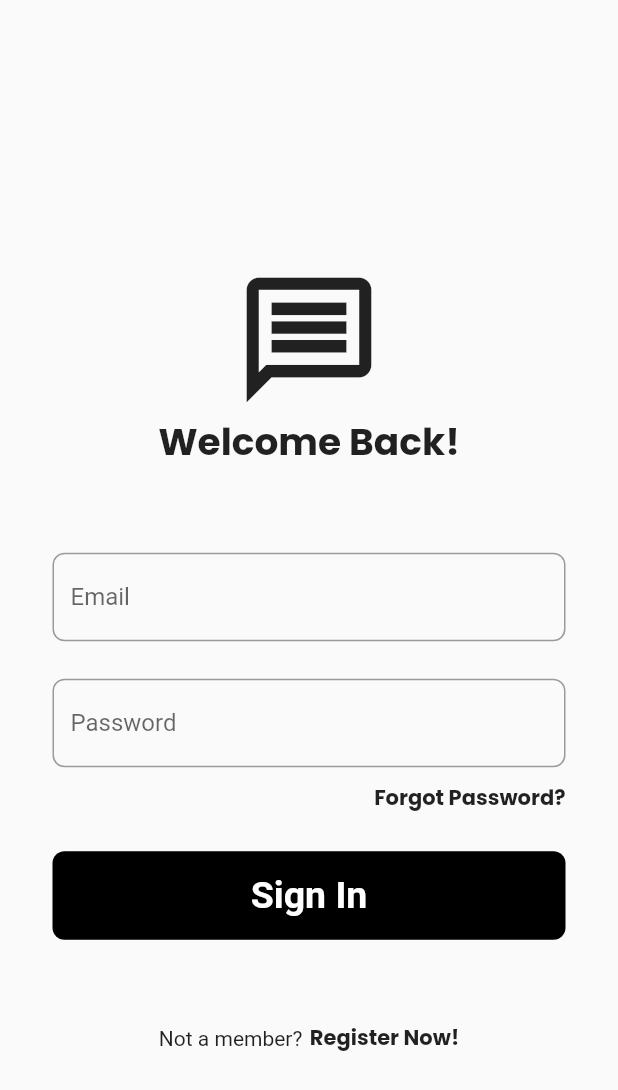
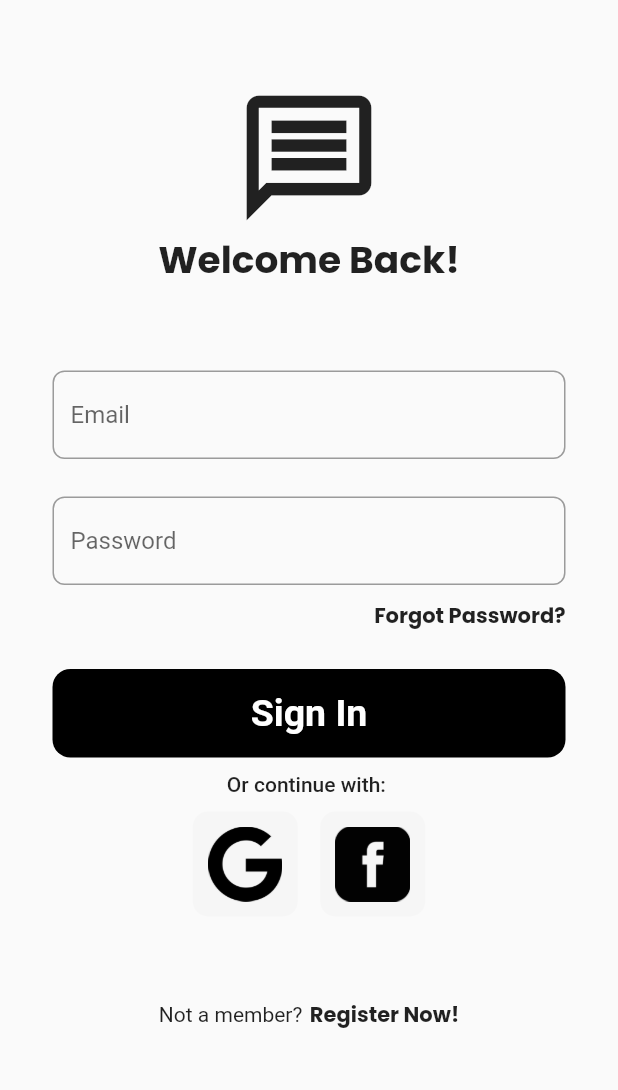
Before and after one commit to mohsenemx/damnmsg, a Flutter app: the screen it shows after launch, on a phone screen of 412 x 824 dp. Shown: the top 1090 px of the screen. Run offline on Flutter 3.47's test engine with Material 2 defaults, Android fonts, the phone set to English and light mode, and no system bars; our stand-ins replace firebase_auth, firebase_core; accounts and stored records are empty.

Commit message:
improve UI

```diff
--- a/lib/components/Buttons.dart
+++ b/lib/components/Buttons.dart
@@ -12,7 +12,7 @@ class GenericButton extends StatelessWidget {
     return Container(
       decoration: const BoxDecoration(
           color: Colors.black,
-          borderRadius: BorderRadius.all(Radius.circular(8))),
+          borderRadius: BorderRadius.all(Radius.circular(12))),
       child: GestureDetector(
         onTap: onTap,
         child: Padding(
--- /dev/null
+++ b/lib/components/ImgButton.dart
@@ -0,0 +1,32 @@
+// ignore_for_file: must_be_immutable, non_constant_identifier_names
+
+import 'package:flutter/material.dart';
+
+class ImageButton extends StatelessWidget {
+  final String ImgPath;
+  void Function()? onTap;
+  ImageButton({super.key, required this.ImgPath, required this.onTap});
+
+  @override
+  Widget build(BuildContext context) {
+    return Material(
+      child: Container(
+        decoration: BoxDecoration(
+          color: Color.fromRGBO(244, 244, 244, 0.6),
+          borderRadius: BorderRadius.circular(10),
+        ),
+        child: GestureDetector(
+          onTap: onTap,
+          child: Padding(
+            padding: const EdgeInsets.all(10),
+            child: Image.asset(
+              ImgPath,
+              height: 50,
+              width: 50,
+            ),
+          ),
+        ),
+      ),
+    );
+  }
+}
--- a/lib/pages/login.dart
+++ b/lib/pages/login.dart
@@ -1,5 +1,6 @@
 // ignore_for_file: avoid_unnecessary_containers, prefer_const_literals_to_create_immutables, prefer_const_constructors, unused_local_variable, non_constant_identifier_names
 import 'package:damnmsg/components/Buttons.dart';
+import 'package:damnmsg/components/ImgButton.dart';
 import 'package:damnmsg/components/TextBox.dart';
 import 'package:damnmsg/pages/register.dart';
 import 'package:firebase_auth/firebase_auth.dart';
@@ -43,9 +44,14 @@ class _LoginScreenState extends State<LoginScreen> {
 
   @override
   Widget build(BuildContext context) {
+    final screenSizeWidth = MediaQuery.of(context).size.width;
+    final screenSizeHeight = MediaQuery.of(context).size.height;
+    print(screenSizeHeight);
+    double BaseSpacing = (screenSizeHeight < 400) ? 0.5 : 1.0;
     return Scaffold(
       resizeToAvoidBottomInset: false,
-      body: SafeArea(
+      body: SingleChildScrollView(
+        child: SafeArea(
           child: Material(
             child: Container(
               child: Center(
@@ -55,7 +61,7 @@ class _LoginScreenState extends State<LoginScreen> {
                     mainAxisAlignment: MainAxisAlignment.center,
                     children: [
                       SizedBox(
-                      height: 55,
+                        height: 55 * BaseSpacing,
                       ),
                       Icon(Icons.message_outlined, size: 100),
                       Text(
@@ -63,29 +69,23 @@ class _LoginScreenState extends State<LoginScreen> {
                         style: TextStyle(fontSize: 25, fontFamily: 'Poppins'),
                       ),
                       SizedBox(
-                      height: 55,
+                        height: 55 * BaseSpacing,
                       ),
-                    Hero(
-                      tag: 'emailField',
-                      child: InputBox(
+                      InputBox(
                         controller: emailController,
                         hintText: 'Email',
                         obscureText: false,
                       ),
+                      SizedBox(
+                        height: 25 * BaseSpacing,
                       ),
-                    SizedBox(
-                      height: 25,
-                    ),
-                    Hero(
-                      tag: 'passwordField',
-                      child: InputBox(
+                      InputBox(
                         controller: passwordController,
                         hintText: 'Password',
                         obscureText: true,
                       ),
-                    ),
                       SizedBox(
-                      height: 10,
+                        height: 10 * BaseSpacing,
                       ),
                       Row(
                         mainAxisAlignment: MainAxisAlignment.end,
@@ -97,7 +97,7 @@ class _LoginScreenState extends State<LoginScreen> {
                         ],
                       ),
                       SizedBox(
-                      height: 25,
+                        height: 25 * BaseSpacing,
                       ),
                       GenericButton(
                         text: 'Sign In',
@@ -108,7 +108,29 @@ class _LoginScreenState extends State<LoginScreen> {
                         },
                       ),
                       SizedBox(
-                      height: 55,
+                        height: 10 * BaseSpacing,
+                      ),
+                      Text(
+                        'Or continue with: ',
+                        style: TextStyle(fontWeight: FontWeight.w500),
+                      ),
+                      SizedBox(
+                        height: 10 * BaseSpacing,
+                      ),
+                      Row(
+                        mainAxisAlignment: MainAxisAlignment.center,
+                        children: [
+                          ImageButton(
+                              ImgPath: 'assets/google.png', onTap: () {}),
+                          SizedBox(
+                            width: 15,
+                          ),
+                          ImageButton(
+                              ImgPath: 'assets/facebook.png', onTap: () {}),
+                        ],
+                      ),
+                      SizedBox(
+                        height: 55 * BaseSpacing,
                       ),
                       Row(
                         mainAxisAlignment: MainAxisAlignment.center,
@@ -130,7 +152,7 @@ class _LoginScreenState extends State<LoginScreen> {
                               'Register Now!',
                               style: TextStyle(fontFamily: 'Poppins'),
                             ),
-                        )
+                          ),
                         ],
                       )
                     ],
@@ -140,6 +162,7 @@ class _LoginScreenState extends State<LoginScreen> {
             ),
           ),
         ),
+      ),
     );
   }
 }
--- a/lib/pages/register.dart
+++ b/lib/pages/register.dart
@@ -20,7 +20,8 @@ class _LoginScreenState extends State<RegisterScreen> {
   @override
   Widget build(BuildContext context) {
     return Scaffold(
-      body: SafeArea(
+      body: SingleChildScrollView(
+        child: SafeArea(
           child: Container(
             child: Center(
               child: Padding(
@@ -93,7 +94,7 @@ class _LoginScreenState extends State<RegisterScreen> {
                           },
                           child: Text(
                             'Login Now!',
-                          style: TextStyle(fontSize: 10, fontFamily: 'Poppins'),
+                            style: TextStyle(fontFamily: 'Poppins'),
                           ),
                         )
                       ],
@@ -104,6 +105,7 @@ class _LoginScreenState extends State<RegisterScreen> {
             ),
           ),
         ),
+      ),
     );
   }
 }
--- a/pubspec.yaml
+++ b/pubspec.yaml
@@ -1,5 +1,5 @@
 name: damnmsg
-description: A new Flutter project.
+description: A UI-only Messanger that doesn't work
 # The following line prevents the package from being accidentally published to
 # pub.dev using `flutter pub publish`. This is preferred for private packages.
 publish_to: "none" # Remove this line if you wish to publish to pub.dev
@@ -16,7 +16,7 @@ publish_to: "none" # Remove this line if you wish to publish to pub.dev
 # https://developer.apple.com/library/archive/documentation/General/Reference/InfoPlistKeyReference/Articles/CoreFoundationKeys.html
 # In Windows, build-name is used as the major, minor, and patch parts
 # of the product and file versions while build-number is used as the build suffix.
-version: 1.0.0+1
+version: 1.5.0+2
 
 environment:
   sdk: ">=3.0.5 <4.0.0"
@@ -59,6 +59,8 @@ flutter:
   uses-material-design: true
   assets:
     - fonts/Poppins-Bold.ttf
+    - assets/google.png
+    - assets/facebook.png
   # To add assets to your application, add an assets section, like this:
   # assets:
   #   - images/a_dot_burr.jpeg
```
Also changed, not shown: assets/facebook.png (added), assets/google.png (added). Lines whose indentation alone changed are shown as unchanged.
